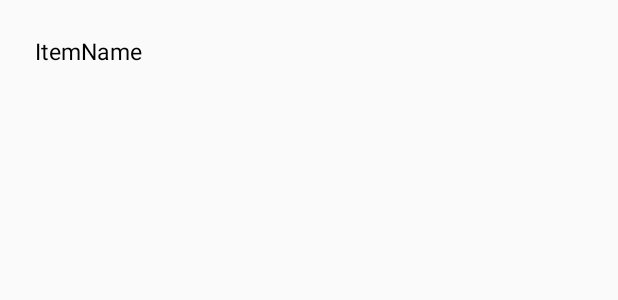
After one commit to HumanHorseBell/PBL, an Android app: the layout activity_categorized_list.xml on its own in the app's theme, with its tools: preview values and no code run, on a phone screen of 412 x 824 dp. The commit adds this screen. Shown: the top 300 px of the screen. Run offline under Robolectric (Android 15) with nearby library versions, the phone set to English and light mode, and no system bars.

Commit message:
Modify list format

```diff
--- a/app/src/main/java/kjharu/com/pbl2firebasedatabase/MainActivity.kt
+++ b/app/src/main/java/kjharu/com/pbl2firebasedatabase/MainActivity.kt
@@ -1,5 +1,6 @@
 package kjharu.com.pbl2firebasedatabase
 
+import android.content.Intent
 import androidx.appcompat.app.AppCompatActivity
 import android.os.Bundle
 import android.view.View
@@ -37,9 +38,9 @@ class MainActivity : AppCompatActivity() {
         listView.adapter = adapter
 
         listView.onItemClickListener = AdapterView.OnItemClickListener { parent, view, position, id ->
-            val Intent = Intent(this, DetailActivity::class.java)
+            /*val Intent = Intent(this, DetailActivity::class.java)
             Intent.putExtra("goodsNo", arraylist.get(position)?.goodsNo)
-            startActivity(Intent)
+            startActivity(Intent)*/
         }
 
         searchbtn.setOnClickListener{
--- /dev/null
+++ b/app/src/main/res/layout/activity_categorized_list.xml
@@ -0,0 +1,14 @@
+<?xml version="1.0" encoding="utf-8"?>
+<LinearLayout xmlns:android="http://schemas.android.com/apk/res/android"
+    android:orientation="vertical" android:layout_width="match_parent"
+    android:layout_height="match_parent">
+
+    <TextView
+        android:id="@+id/textViewName"
+        android:layout_width="match_parent"
+        android:layout_height="wrap_content"
+        android:layout_margin="35px"
+        android:text="ItemName"
+        android:textColor="@android:color/black"
+        android:textSize="15sp" />
+</LinearLayout>
```
Also changed, not shown: app/src/main/java/kjharu/com/pbl2firebasedatabase/CategorizedActivity.kt (+12 -3 lines), app/src/main/java/kjharu/com/pbl2firebasedatabase/GoodsAdapter.kt (+21 -1 lines).
